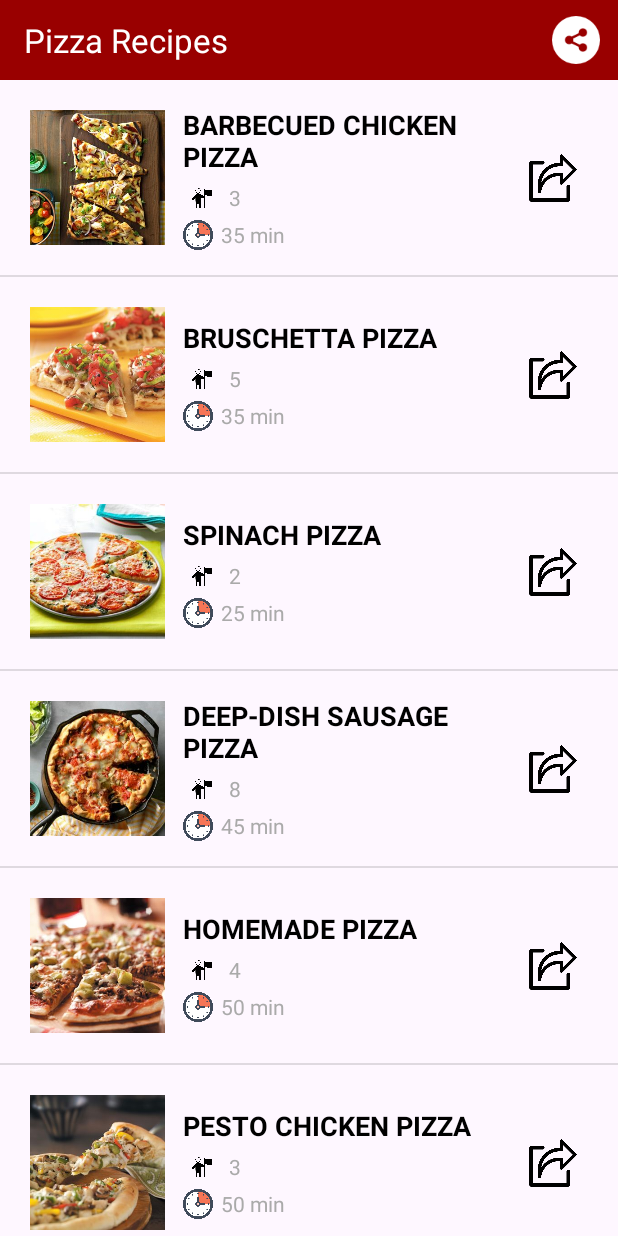
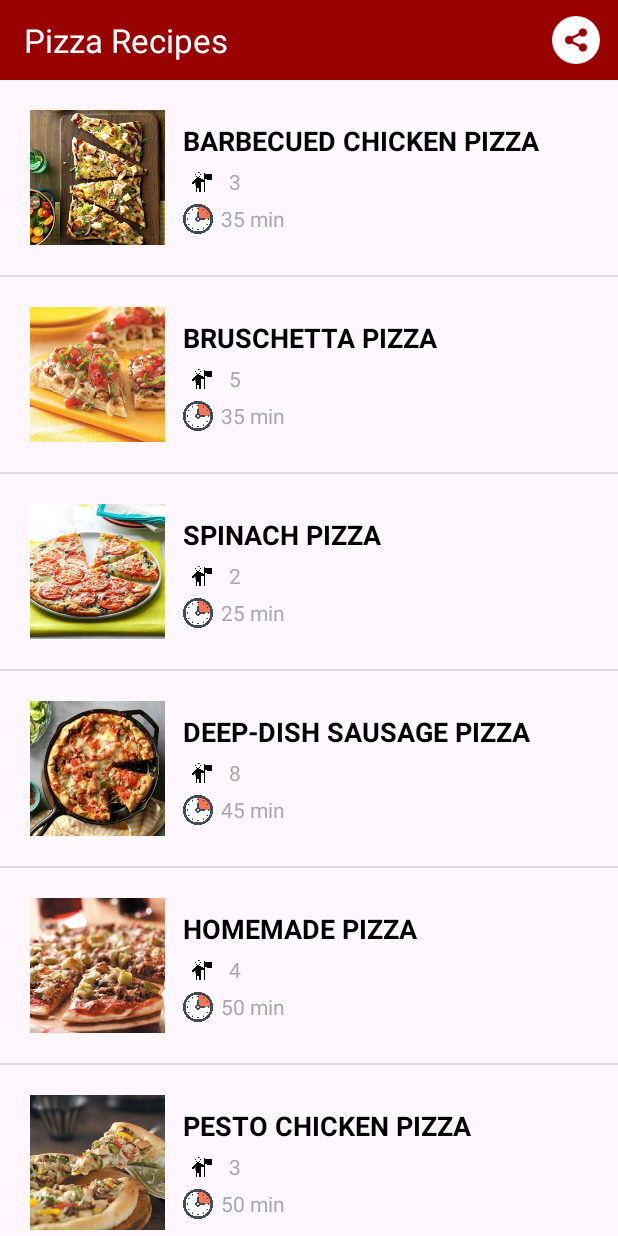
Before and after one commit to YoussefBahaddou/TP2-Pizza, an Android app: the screen it shows after launch (ProduitListActivity), on a phone screen of 412 x 824 dp. Run offline under Robolectric (Android 15) with nearby library versions, the phone set to English and light mode, and no system bars.

Commit message:
Final commit

```diff
--- a/app/src/main/java/com/emsi/pizzaapplication/DetailsPizzaActivity.java
+++ b/app/src/main/java/com/emsi/pizzaapplication/DetailsPizzaActivity.java
@@ -43,7 +43,7 @@ public class DetailsPizzaActivity extends AppCompatActivity {
     @Override
     public boolean onCreateOptionsMenu(Menu menu) {
         MenuItem shareItem = menu.add(0, 1, 0, "Share");
-        shareItem.setIcon(ContextCompat.getDrawable(this, R.mipmap.share));
+
         shareItem.setShowAsAction(MenuItem.SHOW_AS_ACTION_IF_ROOM);
 
         shareItem.setOnMenuItemClickListener(item -> {
--- a/app/src/main/res/layout/item.xml
+++ b/app/src/main/res/layout/item.xml
@@ -25,30 +25,28 @@
     <LinearLayout
         android:layout_width="0dp"
         android:layout_height="wrap_content"
+        android:layout_marginStart="12dp"
         android:orientation="vertical"
-        android:layout_marginStart="12dp"
+        app:layout_constraintBottom_toBottomOf="@id/image"
         app:layout_constraintStart_toEndOf="@id/image"
-        app:layout_constraintTop_toTopOf="@id/image"
-        app:layout_constraintBottom_toBottomOf="@id/image"
-        app:layout_constraintEnd_toStartOf="@id/bookmarkIcon"
-        android:layout_marginEnd="12dp">
+        app:layout_constraintTop_toTopOf="@id/image">
 
         <!-- Nom de la pizza -->
         <TextView
             android:id="@+id/nom"
             android:layout_width="wrap_content"
             android:layout_height="wrap_content"
+            android:textColor="@android:color/black"
             android:textSize="18sp"
             android:textStyle="bold"
-            android:textColor="@android:color/black"
             tools:text="Pepperoni Pizza" />
 
         <!-- Détails (Nombre d'ingrédients et durée) -->
         <LinearLayout
             android:layout_width="wrap_content"
             android:layout_height="wrap_content"
-            android:orientation="horizontal"
-            android:layout_marginTop="5dp">
+            android:layout_marginTop="5dp"
+            android:orientation="horizontal">
 
             <ImageView
                 android:layout_width="25dp"
@@ -60,16 +58,16 @@
                 android:layout_width="wrap_content"
                 android:layout_height="wrap_content"
                 android:layout_marginStart="5dp"
+                android:textColor="@android:color/darker_gray"
                 android:textSize="14sp"
-                android:textColor="@android:color/darker_gray"
                 tools:text="4 ingrédients" />
         </LinearLayout>
 
         <LinearLayout
             android:layout_width="wrap_content"
             android:layout_height="wrap_content"
-            android:orientation="horizontal"
-            android:layout_marginTop="5dp">
+            android:layout_marginTop="5dp"
+            android:orientation="horizontal">
 
             <ImageView
                 android:layout_width="20dp"
@@ -81,22 +79,13 @@
                 android:layout_width="wrap_content"
                 android:layout_height="wrap_content"
                 android:layout_marginStart="5dp"
+                android:textColor="@android:color/darker_gray"
                 android:textSize="14sp"
-                android:textColor="@android:color/darker_gray"
                 tools:text="15 min" />
         </LinearLayout>
     </LinearLayout>
 
     <!-- Icône de partage -->
-    <ImageView
-        android:id="@+id/bookmarkIcon"
-        android:layout_width="36dp"
-        android:layout_height="36dp"
-        android:src="@mipmap/partager"
-        android:layout_marginEnd="15dp"
-        app:layout_constraintEnd_toEndOf="parent"
-        app:layout_constraintTop_toTopOf="@id/image"
-        app:layout_constraintBottom_toBottomOf="@id/image" />
 
     <!-- Identifiant caché -->
     <TextView
```
